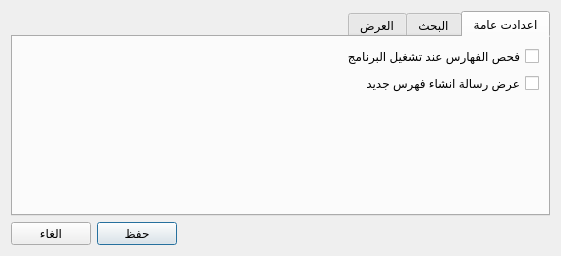
This is settingsdialog.ui in boussouira/albahhet as Qt 5 draws it before an edit. The edited form follows.
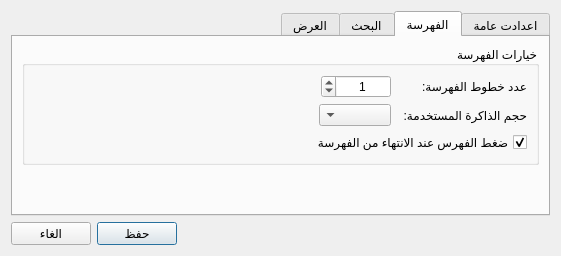
This is the edited form. The open tabs and pages were chosen to show the change.

Patch:
```diff
--- a/settingsdialog.ui
+++ b/settingsdialog.ui
@@ -59,6 +59,137 @@
        </item>
       </layout>
      </widget>
+     <widget class="QWidget" name="tab_4">
+      <attribute name="title">
+       <string>الفهرسة</string>
+      </attribute>
+      <layout class="QVBoxLayout" name="verticalLayout_7">
+       <item>
+        <widget class="QGroupBox" name="groupBox_2">
+         <property name="layoutDirection">
+          <enum>Qt::RightToLeft</enum>
+         </property>
+         <property name="title">
+          <string>خيارات الفهرسة</string>
+         </property>
+         <layout class="QVBoxLayout" name="verticalLayout_6">
+          <item>
+           <layout class="QHBoxLayout" name="horizontalLayout_4">
+            <item>
+             <widget class="QLabel" name="label_4">
+              <property name="minimumSize">
+               <size>
+                <width>130</width>
+                <height>0</height>
+               </size>
+              </property>
+              <property name="maximumSize">
+               <size>
+                <width>130</width>
+                <height>16777215</height>
+               </size>
+              </property>
+              <property name="text">
+               <string>عدد خطوط الفهرسة:</string>
+              </property>
+             </widget>
+            </item>
+            <item>
+             <widget class="QSpinBox" name="spinThreadCount">
+              <property name="minimumSize">
+               <size>
+                <width>70</width>
+                <height>0</height>
+               </size>
+              </property>
+              <property name="alignment">
+               <set>Qt::AlignCenter</set>
+              </property>
+              <property name="value">
+               <number>1</number>
+              </property>
+             </widget>
+            </item>
+            <item>
+             <spacer name="horizontalSpacer_5">
+              <property name="orientation">
+               <enum>Qt::Horizontal</enum>
+              </property>
+              <property name="sizeHint" stdset="0">
+               <size>
+                <width>40</width>
+                <height>20</height>
+               </size>
+              </property>
+             </spacer>
+            </item>
+           </layout>
+          </item>
+          <item>
+           <layout class="QHBoxLayout" name="horizontalLayout_5">
+            <item>
+             <widget class="QLabel" name="label_5">
+              <property name="minimumSize">
+               <size>
+                <width>130</width>
+                <height>0</height>
+               </size>
+              </property>
+              <property name="text">
+               <string>حجم الذاكرة المستخدمة:</string>
+              </property>
+             </widget>
+            </item>
+            <item>
+             <widget class="QComboBox" name="comboBox">
+              <property name="currentIndex">
+               <number>-1</number>
+              </property>
+             </widget>
+            </item>
+            <item>
+             <spacer name="horizontalSpacer_3">
+              <property name="orientation">
+               <enum>Qt::Horizontal</enum>
+              </property>
+              <property name="sizeHint" stdset="0">
+               <size>
+                <width>40</width>
+                <height>20</height>
+               </size>
+              </property>
+             </spacer>
+            </item>
+           </layout>
+          </item>
+          <item>
+           <widget class="QCheckBox" name="checkOptimizeIndex">
+            <property name="text">
+             <string>ضغط الفهرس عند الانتهاء من الفهرسة</string>
+            </property>
+            <property name="checked">
+             <bool>true</bool>
+            </property>
+           </widget>
+          </item>
+         </layout>
+        </widget>
+       </item>
+       <item>
+        <spacer name="verticalSpacer_4">
+         <property name="orientation">
+          <enum>Qt::Vertical</enum>
+         </property>
+         <property name="sizeHint" stdset="0">
+          <size>
+           <width>20</width>
+           <height>40</height>
+          </size>
+         </property>
+        </spacer>
+       </item>
+      </layout>
+     </widget>
      <widget class="QWidget" name="tab_2">
       <attribute name="title">
        <string>البحث</string>
```
